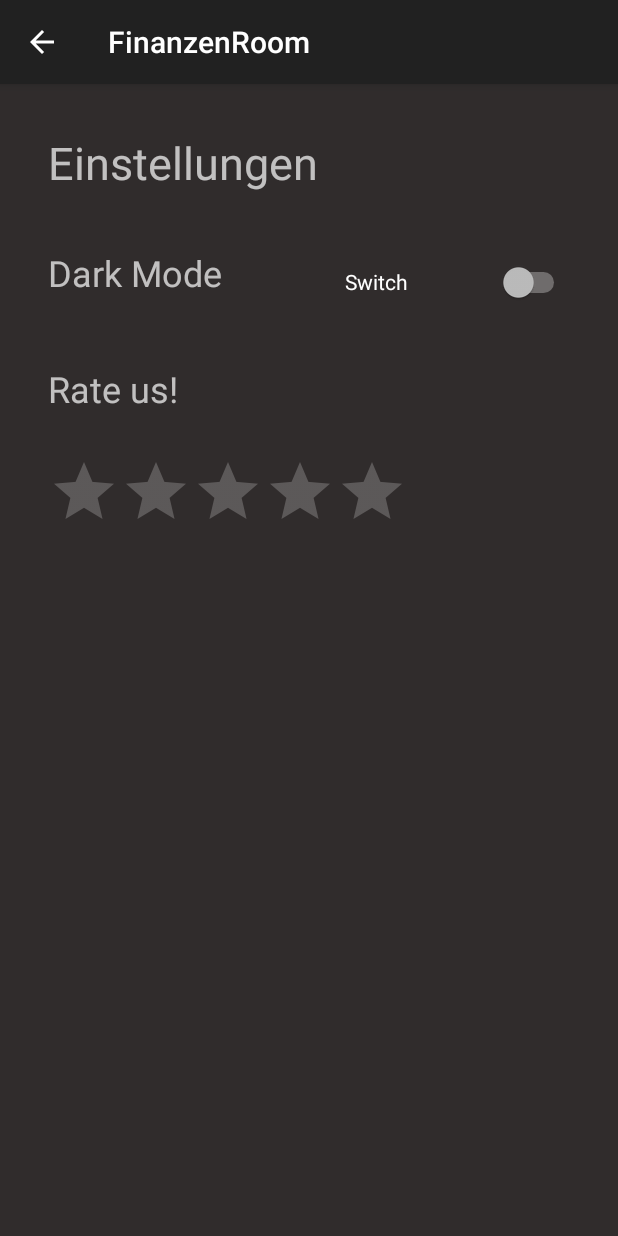
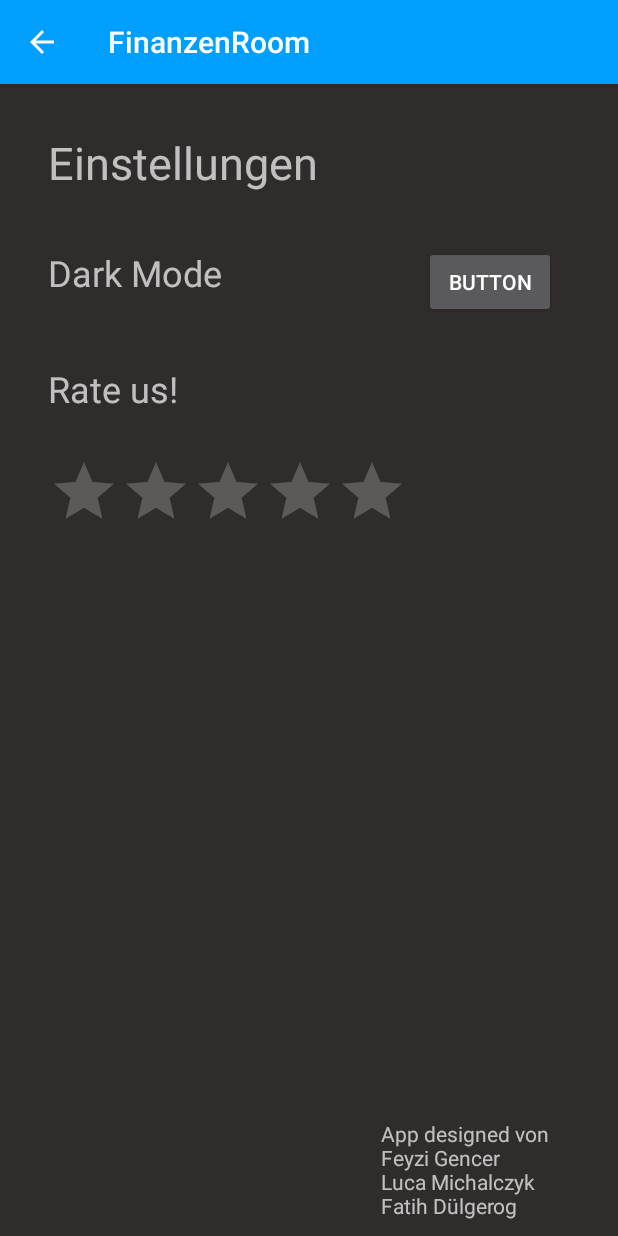
Before and after one commit to LucaM24/FinanceLast, an Android app: the screen it shows after launch (Settings), in the options menu, after a tap on "Settings", on a phone screen of 412 x 824 dp. Run offline under Robolectric (Android 15) with nearby library versions, the phone set to English and light mode, and no system bars; our stand-ins replace Room's generated code.

Commit message:
Settings

```diff
--- a/app/src/main/java/com/example/finanzenroom/MainActivity.kt
+++ b/app/src/main/java/com/example/finanzenroom/MainActivity.kt
@@ -3,14 +3,17 @@ package com.example.finanzenroom
 import android.app.Activity
 import android.content.ClipData
 import android.content.Intent
+import android.content.SharedPreferences
 import androidx.appcompat.app.AppCompatActivity
 import android.os.Bundle
 import android.view.Menu
 import android.view.MenuItem
+import android.view.View
 import android.widget.Button
 import android.widget.TextView
 import android.widget.Toast
 import androidx.activity.viewModels
+import androidx.appcompat.app.AppCompatDelegate
 import androidx.lifecycle.Observer
 import androidx.recyclerview.widget.LinearLayoutManager
 import androidx.recyclerview.widget.RecyclerView
@@ -23,17 +26,16 @@ class MainActivity : AppCompatActivity() {
         WordViewModelFactory((application as TransactionApplication).repository)
     }
 
-    override fun onCreateOptionsMenu(menu: Menu?): Boolean {
+    override fun onCreateOptionsMenu(menu: Menu?): Boolean { //3 Punkte in der Leiste für Einstellungen
         menuInflater.inflate(R.menu.nav_menu,menu)
         return true
     }
-
-    override fun onOptionsItemSelected(item: MenuItem): Boolean {
-
+    override fun onOptionsItemSelected(item: MenuItem): Boolean { //und der ActionListener dazu
         val intent = Intent(this@MainActivity, Settings::class.java)
         startActivity(intent)
         return true
     }
+
     override fun onCreate(savedInstanceState: Bundle?) {
         super.onCreate(savedInstanceState)
         setContentView(R.layout.activity_main)
@@ -48,12 +50,14 @@ class MainActivity : AppCompatActivity() {
             transaction?.let { adapter.submitList(it) }
         })
 
+        /*Optional Datum anzeigen-> Wenn ja Textview muss noch auf XML
         var datumTextView = findViewById<TextView>(R.id.datumtextview)
         var c = Calendar.getInstance()
         var year = c.get(Calendar.YEAR)
         var month = c.get(Calendar.MONTH) + 1
         var day = c.get(Calendar.DAY_OF_MONTH)
         datumTextView.text = ""+day+""+"."+month+"."+year
+         */
 
         val fab = findViewById<FloatingActionButton>(R.id.fab)
         fab.setOnClickListener {
--- a/app/src/main/java/com/example/finanzenroom/Settings.kt
+++ b/app/src/main/java/com/example/finanzenroom/Settings.kt
@@ -1,32 +1,42 @@
 package com.example.finanzenroom
 
+import android.annotation.SuppressLint
+import android.content.SharedPreferences
 import android.os.Bundle
 import android.view.View
-import android.widget.RatingBar
-import android.widget.TextView
-import android.widget.Toast
+import android.widget.*
 import androidx.appcompat.app.AppCompatActivity
 import androidx.appcompat.app.AppCompatDelegate
 import android.app.UiModeManager as UiModeManager1
 
 class Settings: AppCompatActivity() {
+    @SuppressLint("ShowToast")
     override fun onCreate(savedInstanceState: Bundle?) {
         super.onCreate(savedInstanceState)
         setContentView(R.layout.settings_screen)
         supportActionBar?.setDisplayHomeAsUpEnabled(true) //Dadurch wird in der Actionbar ein Pfeil angezeigt, mit dem man zum Hauptbildschirm, (oder auf ein beliebiges), wechseln kann
 
+        //Überschrift
         var settings = findViewById<TextView>(R.id.textView_settings)
         settings.text = "Einstellungen"
-
-        var tvDarkMode = findViewById<TextView>(R.id.textView_darkmode)
-        tvDarkMode.text = "Dark Mode"
-        tvDarkMode.setOnClickListener {
-
-        }
 
         var tvRateUs = findViewById<TextView>(R.id.textView_rateus)
         tvRateUs.text = "Rate us!"
         var rateUs = findViewById<RatingBar>(R.id.ratingBar)
+        rateUs.setOnClickListener(View.OnClickListener {
+            Toast.makeText(this, "Danke für dein Rating!",Toast.LENGTH_LONG)
+        })
 
+        var tvDarkMode = findViewById<TextView>(R.id.textView_darkmode)
+        tvDarkMode.text = "Dark Mode"
+
+        var creditsTextView = findViewById<TextView>(R.id.credits_tv)
+        creditsTextView.text = "App designed von\n" + "Feyzi Gencer\n" +"Luca Michalczyk\n"+"Fatih Dülgerog"
+
+        //Versuche ich noch zu implementieren, wenns nicht klappt einfach entfernen
+        var darkMode = findViewById<Button>(R.id.switchToDarkMode)
+        darkMode.setOnClickListener{
+
+        }
     }
 }
--- a/app/src/main/java/com/example/finanzenroom/TransactionListAdapter.kt
+++ b/app/src/main/java/com/example/finanzenroom/TransactionListAdapter.kt
@@ -28,9 +28,6 @@ class TransactionListAdapter : ListAdapter<Transaction, TransactionListAdapter.T
     class TransactionViewHolder(itemView: View) : RecyclerView.ViewHolder(itemView) {
 
         private val transactionItemView: TextView = itemView.findViewById(R.id.textView)
-
-
-
         fun bind(text: String) {
             transactionItemView.text = text
 
--- a/app/src/main/res/drawable/gradient_background.xml
+++ b/app/src/main/res/drawable/gradient_background.xml
@@ -14,8 +14,8 @@
         <shape>
             <gradient
                 android:angle="90"
-                android:startColor="#616161"
-                android:endColor="#9bc5c3"
+                android:startColor="#29323c "
+                android:endColor="#485563"
                 android:type="linear"/>
         </shape>
     </item>-->
--- a/app/src/main/res/layout/settings_screen.xml
+++ b/app/src/main/res/layout/settings_screen.xml
@@ -1,6 +1,5 @@
 <?xml version="1.0" encoding="utf-8"?>
-<androidx.constraintlayout.widget.ConstraintLayout
-    xmlns:android="http://schemas.android.com/apk/res/android"
+<androidx.constraintlayout.widget.ConstraintLayout xmlns:android="http://schemas.android.com/apk/res/android"
     xmlns:app="http://schemas.android.com/apk/res-auto"
     xmlns:tools="http://schemas.android.com/tools"
     android:layout_width="match_parent"
@@ -28,16 +27,6 @@
         app:layout_constraintStart_toStartOf="parent"
         app:layout_constraintTop_toBottomOf="@+id/textView_settings" />
 
-    <Switch
-        android:id="@+id/switchToDarkMode"
-        android:layout_width="150dp"
-        android:layout_height="45dp"
-        android:layout_marginTop="32dp"
-        android:layout_marginEnd="32dp"
-        android:text="Switch"
-        app:layout_constraintEnd_toEndOf="parent"
-        app:layout_constraintTop_toBottomOf="@+id/textView_settings" />
-
     <TextView
         android:id="@+id/textView_rateus"
         android:layout_width="150dp"
@@ -57,4 +46,25 @@
         app:layout_constraintStart_toStartOf="parent"
         app:layout_constraintTop_toBottomOf="@+id/textView_rateus" />
 
+    <Button
+        android:id="@+id/switchToDarkMode"
+        android:layout_width="wrap_content"
+        android:layout_height="wrap_content"
+        android:layout_marginTop="108dp"
+        android:text="Button"
+        app:layout_constraintEnd_toEndOf="parent"
+        app:layout_constraintHorizontal_bias="0.873"
+        app:layout_constraintStart_toStartOf="parent"
+        app:layout_constraintTop_toTopOf="parent" />
+
+    <TextView
+        android:id="@+id/credits_tv"
+        android:layout_width="150dp"
+        android:layout_height="70dp"
+        android:layout_marginEnd="8dp"
+        android:layout_marginBottom="8dp"
+        android:text="TextView"
+        app:layout_constraintBottom_toBottomOf="parent"
+        app:layout_constraintEnd_toEndOf="parent" />
+
 </androidx.constraintlayout.widget.ConstraintLayout>
--- a/app/src/main/res/values/colors.xml
+++ b/app/src/main/res/values/colors.xml
@@ -8,4 +8,16 @@
     <color name="black">#FF000000</color>
     <color name="white">#FFFFFFFF</color>
     <color name="buttonLabel">#FFFFFF</color>
+
+
+    //Dark Mode
+    <color name="colorPrimary">#6C63FF</color>
+    <color name="colorPrimaryDark">#6C63FF</color>
+    <color name="colorAccent">#03DAC5</color>
+
+
+    <color name="mainText">#2D313D</color>
+    <color name="textAlt">#8D8F97</color>
+    <color name="mainBackground">#ffffff</color>
+
 </resources>
--- a/app/src/main/res/values/styles.xml
+++ b/app/src/main/res/values/styles.xml
@@ -7,6 +7,11 @@
         <!--<item name="colorPrimary">@color/colorPrimary</item>
         <item name="colorPrimaryDark">@color/colorPrimaryDark</item>
         <item name="colorAccent">@color/colorAccent</item>-->
+
+        <item name="colorPrimary">#009EFD</item>
+        <item name="colorAccent">#009EFD</item>
+
+
     </style>
 
     <!-- The default font for RecyclerView items is too small.
--- a/app/src/main/res/values/themes.xml
+++ b/app/src/main/res/values/themes.xml
@@ -1,6 +1,6 @@
 <resources xmlns:tools="http://schemas.android.com/tools">
     <!-- Base application theme. -->
-    <style name="Theme.FinanzenRoom" parent="Theme.MaterialComponents.DayNight.DarkActionBar">
+    <style name="Theme.FinanzenRoom" parent="Theme.MaterialComponents.DayNight">
         <!-- Primary brand color. -->
         <item name="colorPrimary">@color/purple_500</item>
         <item name="colorPrimaryVariant">@color/purple_700</item>
```
Also changed, not shown: app/build.gradle (+8 -1 lines), app/src/main/res/drawable/gradient_greenblue.xml (renamed from app/src/main/res/drawable/gradient_recyclerview.xml, +5 -3 lines), app/src/main/res/layout/activity_change_entry.xml (+8 -8 lines), app/src/main/res/layout/activity_main.xml (+10 -18 lines).
